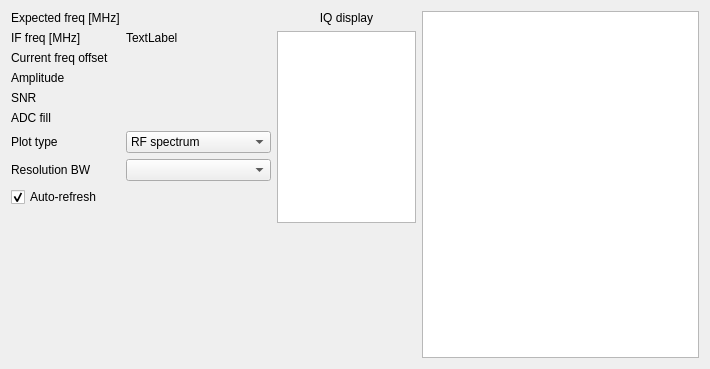
Before: the Qt Designer form digital_servo_python_gui/channel.ui in jddes/Frequency-comb-DPLL, drawn with Qt 5.
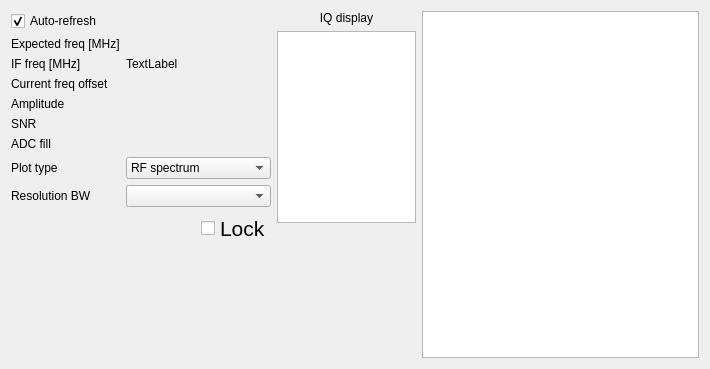
After: the same form once the commit is applied. Custom widgets are drawn as their Qt base class.

Commit message: DDS works, single channel

Diff of the .ui file:
```diff
--- a/digital_servo_python_gui/channel.ui
+++ b/digital_servo_python_gui/channel.ui
@@ -45,14 +45,21 @@
    </item>
    <item row="0" column="0" rowspan="3">
     <layout class="QGridLayout" name="gridLayout_3">
-     <item row="2" column="0">
+     <item row="1" column="1">
+      <widget class="QLabel" name="lblExpectedFreq">
+       <property name="text">
+        <string/>
+       </property>
+      </widget>
+     </item>
+     <item row="3" column="0">
       <widget class="QLabel" name="label_10">
        <property name="text">
         <string>Current freq offset</string>
        </property>
       </widget>
      </item>
-     <item row="6" column="1">
+     <item row="7" column="1">
       <widget class="QComboBox" name="comboPlotType">
        <item>
         <property name="text">
@@ -81,31 +88,14 @@
        </item>
       </widget>
      </item>
-     <item row="8" column="0">
-      <widget class="QCheckBox" name="chkAutorefresh">
-       <property name="text">
-        <string>Auto-refresh</string>
-       </property>
-       <property name="checked">
-        <bool>true</bool>
-       </property>
-      </widget>
-     </item>
-     <item row="0" column="0">
+     <item row="1" column="0">
       <widget class="QLabel" name="label_8">
        <property name="text">
         <string>Expected freq [MHz]</string>
        </property>
       </widget>
      </item>
-     <item row="0" column="1">
-      <widget class="QLabel" name="lblExpectedFreq">
-       <property name="text">
-        <string/>
-       </property>
-      </widget>
-     </item>
-     <item row="9" column="0">
+     <item row="10" column="0">
       <spacer name="verticalSpacer_2">
        <property name="orientation">
         <enum>Qt::Vertical</enum>
@@ -118,45 +108,38 @@
        </property>
       </spacer>
      </item>
-     <item row="6" column="0">
+     <item row="7" column="0">
       <widget class="QLabel" name="label_3">
        <property name="text">
         <string>Plot type</string>
        </property>
       </widget>
      </item>
-     <item row="3" column="0">
+     <item row="4" column="0">
       <widget class="QLabel" name="lblAmplitude">
        <property name="text">
         <string>Amplitude</string>
        </property>
       </widget>
      </item>
-     <item row="2" column="1">
-      <widget class="QLabel" name="lblCurrentFreq">
-       <property name="text">
-        <string/>
-       </property>
-      </widget>
-     </item>
-     <item row="4" column="1">
-      <widget class="QLabel" name="lblSNR_value">
-       <property name="text">
-        <string/>
-       </property>
-      </widget>
-     </item>
-     <item row="7" column="1">
+     <item row="8" column="1">
       <widget class="QComboBox" name="comboRBW"/>
      </item>
-     <item row="3" column="1">
-      <widget class="QLabel" name="lblAmplitude_value">
+     <item row="2" column="1">
+      <widget class="QLabel" name="lblIFfreq">
        <property name="text">
-        <string/>
+        <string>TextLabel</string>
        </property>
       </widget>
      </item>
-     <item row="5" column="1">
+     <item row="5" column="0">
+      <widget class="QLabel" name="lblSNR">
+       <property name="text">
+        <string>SNR</string>
+       </property>
+      </widget>
+     </item>
+     <item row="6" column="1">
       <widget class="QLabel" name="lblADCFill_value">
        <property name="autoFillBackground">
         <bool>false</bool>
@@ -166,21 +149,28 @@
        </property>
       </widget>
      </item>
-     <item row="4" column="0">
-      <widget class="QLabel" name="lblSNR">
+     <item row="3" column="1">
+      <widget class="QLabel" name="lblCurrentFreq">
        <property name="text">
-        <string>SNR</string>
+        <string/>
        </property>
       </widget>
      </item>
-     <item row="7" column="0">
-      <widget class="QLabel" name="label">
+     <item row="2" column="0">
+      <widget class="QLabel" name="label_4">
        <property name="text">
-        <string>Resolution BW</string>
+        <string>IF freq [MHz]</string>
        </property>
       </widget>
      </item>
-     <item row="5" column="0">
+     <item row="5" column="1">
+      <widget class="QLabel" name="lblSNR_value">
+       <property name="text">
+        <string/>
+       </property>
+      </widget>
+     </item>
+     <item row="6" column="0">
       <widget class="QLabel" name="lblADCFill">
        <property name="text">
         <string>ADC fill</string>
@@ -190,20 +180,59 @@
        </property>
       </widget>
      </item>
-     <item row="1" column="0">
-      <widget class="QLabel" name="label_4">
+     <item row="8" column="0">
+      <widget class="QLabel" name="label">
        <property name="text">
-        <string>IF freq [MHz]</string>
+        <string>Resolution BW</string>
        </property>
       </widget>
      </item>
-     <item row="1" column="1">
-      <widget class="QLabel" name="lblIFfreq">
+     <item row="4" column="1">
+      <widget class="QLabel" name="lblAmplitude_value">
        <property name="text">
-        <string>TextLabel</string>
+        <string/>
        </property>
       </widget>
      </item>
+     <item row="0" column="0" colspan="2">
+      <widget class="QCheckBox" name="chkAutorefresh">
+       <property name="text">
+        <string>Auto-refresh</string>
+       </property>
+       <property name="checked">
+        <bool>true</bool>
+       </property>
+      </widget>
+     </item>
+     <item row="9" column="0" colspan="2">
+      <layout class="QHBoxLayout" name="horizontalLayout">
+       <item>
+        <spacer name="horizontalSpacer">
+         <property name="orientation">
+          <enum>Qt::Horizontal</enum>
+         </property>
+         <property name="sizeHint" stdset="0">
+          <size>
+           <width>40</width>
+           <height>20</height>
+          </size>
+         </property>
+        </spacer>
+       </item>
+       <item>
+        <widget class="QCheckBox" name="chkLock">
+         <property name="font">
+          <font>
+           <pointsize>16</pointsize>
+          </font>
+         </property>
+         <property name="text">
+          <string>Lock</string>
+         </property>
+        </widget>
+       </item>
+      </layout>
+     </item>
     </layout>
    </item>
   </layout>
```
The commit also changes 24 other files.
